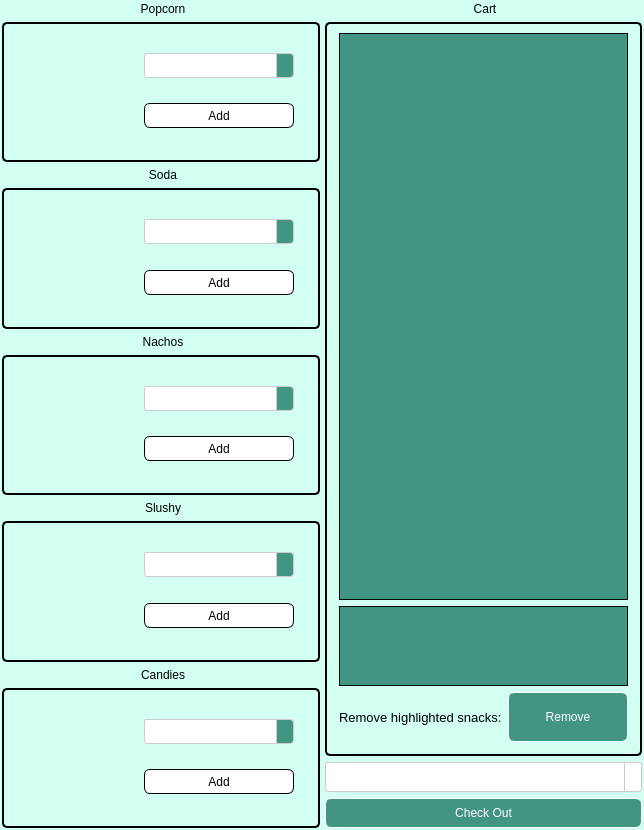
The window that SnackSales.ui (JustKoshi/QTCinemaProject) describes before a commit, drawn with Qt 5.
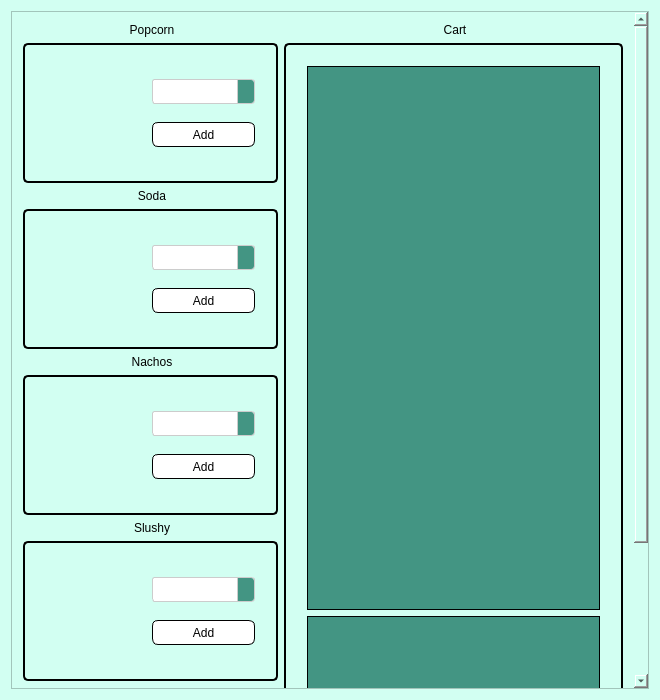
The same window after the commit. Icons and pictures are not drawn.

Patch:
```diff
--- a/SnackSales.ui
+++ b/SnackSales.ui
@@ -6,20 +6,20 @@
    <rect>
     <x>0</x>
     <y>0</y>
-    <width>644</width>
-    <height>830</height>
+    <width>660</width>
+    <height>700</height>
    </rect>
   </property>
   <property name="minimumSize">
    <size>
-    <width>600</width>
+    <width>660</width>
     <height>0</height>
    </size>
   </property>
   <property name="maximumSize">
    <size>
-    <width>644</width>
-    <height>900</height>
+    <width>660</width>
+    <height>700</height>
    </size>
   </property>
   <property name="windowTitle">
@@ -31,22 +31,28 @@
 background-color: rgb(210, 255, 242);
 }</string>
    </property>
-   <layout class="QHBoxLayout" name="horizontalLayout" stretch="1,0">
-    <property name="spacing">
-     <number>5</number>
-    </property>
-    <property name="leftMargin">
-     <number>2</number>
-    </property>
-    <property name="topMargin">
-     <number>2</number>
-    </property>
-    <property name="rightMargin">
-     <number>2</number>
-    </property>
-    <property name="bottomMargin">
-     <number>2</number>
-    </property>
+   <layout class="QHBoxLayout" name="horizontalLayout_7">
+    <item>
+     <widget class="QScrollArea" name="scrollArea">
+      <property name="minimumSize">
+       <size>
+        <width>0</width>
+        <height>0</height>
+       </size>
+      </property>
+      <property name="widgetResizable">
+       <bool>true</bool>
+      </property>
+      <widget class="QWidget" name="scrollAreaWidgetContents">
+       <property name="geometry">
+        <rect>
+         <x>0</x>
+         <y>-164</y>
+         <width>623</width>
+         <height>844</height>
+        </rect>
+       </property>
+       <layout class="QHBoxLayout" name="horizontalLayout" stretch="3,4">
     <item>
      <layout class="QVBoxLayout" name="verticalLayout">
       <item>
@@ -1311,6 +1317,10 @@
        </widget>
       </item>
      </layout>
+        </item>
+       </layout>
+      </widget>
+     </widget>
     </item>
    </layout>
   </widget>
```
Lines whose indentation alone changed are shown as unchanged.
